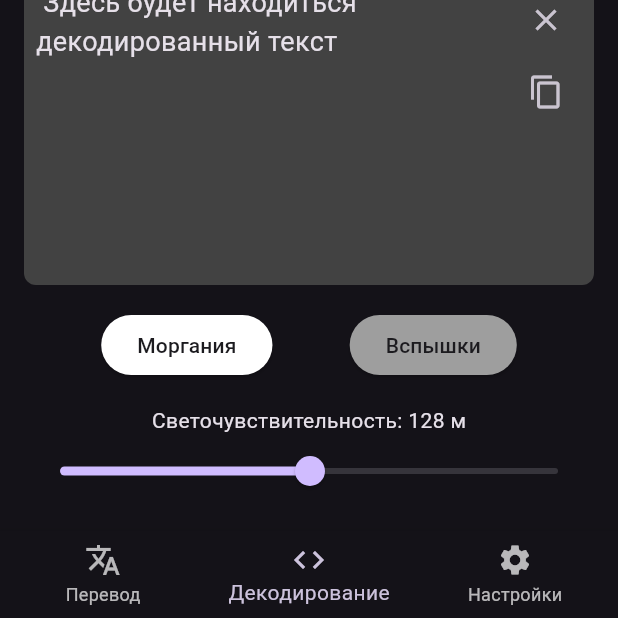
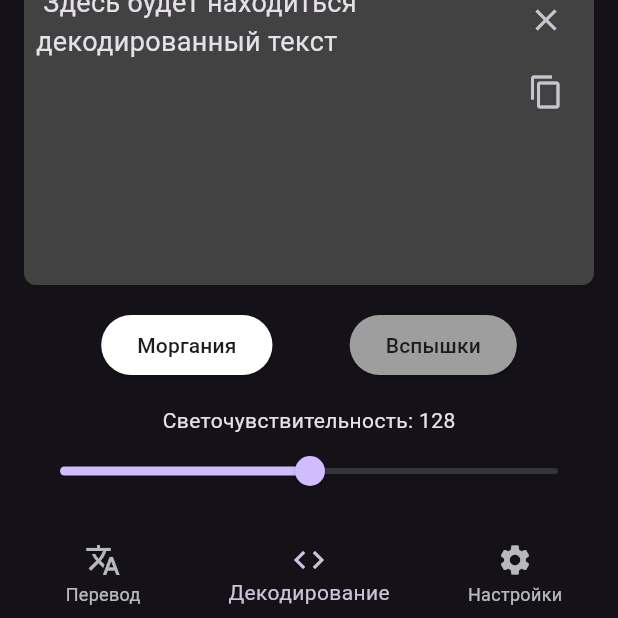
Before and after one commit to lemul4/flash_talk, a Flutter app: the OptionsPage screen opened by its route, item 2 of the bottom bar chosen, after a tap on "Вспышки", on a phone screen of 412 x 824 dp, the part 618-1236 px from its top. Run offline on Flutter 3.47's test engine with Material 3 defaults, Android fonts, the phone set to English and light mode, and no system bars; drawn by our look-alikes of camera; our stand-ins replace auto_route, speech_to_text; missing offline and left inert: sound_generator, torch_light.

Commit message:
убрал М в интерфейсе, обновил плагины

```diff
--- a/lib/pages/decoding_page.dart
+++ b/lib/pages/decoding_page.dart
@@ -50,7 +50,8 @@ class _DecodingPageState extends State<DecodingPage> {
 
   Future<void> initCamera() async {
     controller =
-        CameraController(SharedVariables.cameras[0], SharedVariables.cameraResolution, enableAudio: false);
+        CameraController(SharedVariables.cameras[0], SharedVariables.cameraResolution, enableAudio: false, fps: 60);
+    controller.setFocusMode(FocusMode.locked);
     controller.initialize().then((_) {
       if (!mounted) {
         return;
@@ -78,7 +79,7 @@ class _DecodingPageState extends State<DecodingPage> {
       ),
       body: controller.value.isInitialized
           ? buildDecodingBody()
-          : Center(child: CircularProgressIndicator()),
+          : const Center(child: CircularProgressIndicator()),
       bottomNavigationBar: const CustomBottomNavigationBar(),
     );
   }
@@ -125,7 +126,7 @@ class _DecodingPageState extends State<DecodingPage> {
                 valueListenable: _fpsNotifier,
                 builder: (context, value, child) {
                   if (value == null) {
-                    return const SizedBox(height: 20.0); // Ничего не отображается, если значение null
+                    return const SizedBox(height: 20.0);
                   } else {
                     return Text(value);
                   }
@@ -135,7 +136,7 @@ class _DecodingPageState extends State<DecodingPage> {
                 valueListenable: _meanLightNotifier,
                 builder: (context, value, child) {
                   if (value == null) {
-                    return const SizedBox(height: 20.0); // Ничего не отображается, если значение null
+                    return const SizedBox(height: 20.0);
                   } else {
                     return Text(value);
                   }
@@ -237,7 +238,7 @@ class _DecodingPageState extends State<DecodingPage> {
             crossAxisAlignment: CrossAxisAlignment.center,
             children: [
               Text(
-                'Светочувствительность: ${SharedVariables.sensitivityValue.round()} м',
+                'Светочувствительность: ${SharedVariables.sensitivityValue.round()}',
               ),
               Slider(
                 value: SharedVariables.sensitivityValue,
@@ -287,6 +288,7 @@ class _DecodingPageState extends State<DecodingPage> {
       isDecodingFlashesActive = true;
       cameraImage = null;
       timer?.cancel();
+      controller.setFocusMode(FocusMode.locked);
 
       controller.startImageStream((image) {
         cameraImage = image;
--- a/lib/pages/options_page.dart
+++ b/lib/pages/options_page.dart
@@ -56,7 +56,7 @@ class _OptionsPageState extends State<OptionsPage> {
           ),
           const Divider(),
           Text(
-            'Светочувствительность: ${SharedVariables.sensitivityValue.round()} м',
+            'Светочувствительность: ${SharedVariables.sensitivityValue.round()}',
           ),
           Slider(
             value: SharedVariables.sensitivityValue,
--- a/pubspec.yaml
+++ b/pubspec.yaml
@@ -44,7 +44,7 @@ dependencies:
   url_launcher: ^6.2.5
   image_picker: ^1.1.0
   opencv_dart: ^1.0.2+1
-  camera: ^0.10.5+9
+  camera: ^0.11.0
   image: ^3.0.2
   path_provider: ^2.0.11
   ffi: ^2.1.2
```
Also changed, not shown: pubspec.lock, 1 other file.
